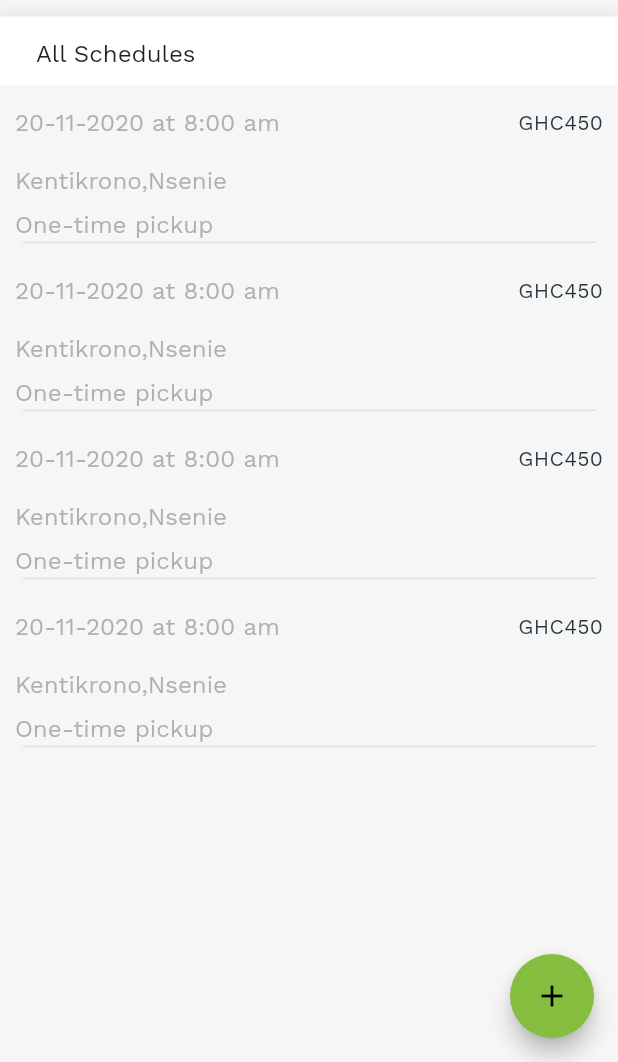
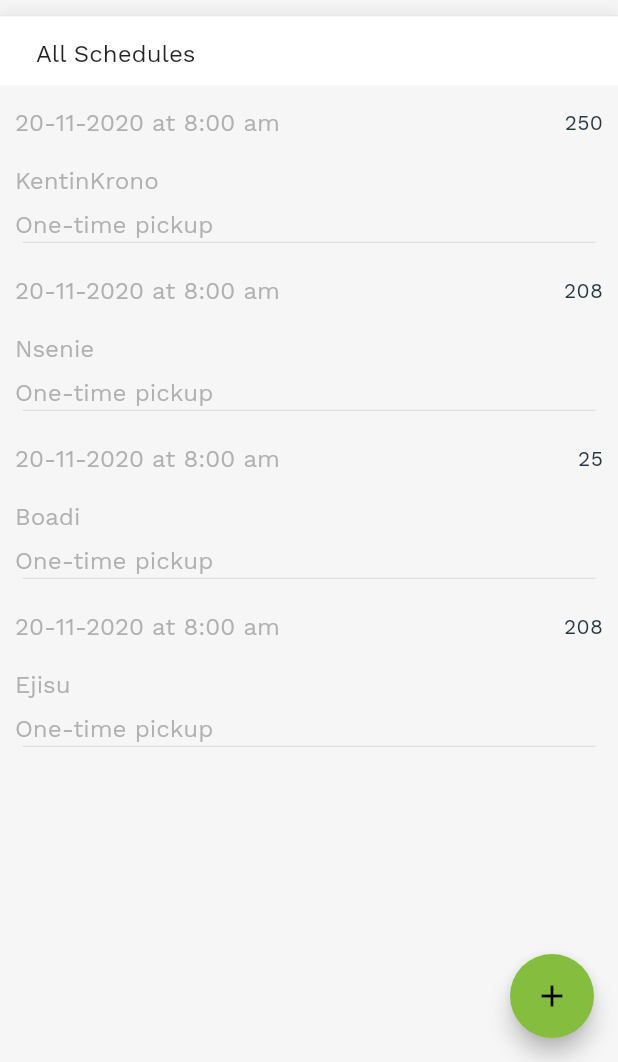
Before and after one commit to phil196000/trashsmart-client-app, a Flutter app: the Home screen opened directly, after a tap on "Schedule", on a phone screen of 412 x 824 dp, the part 174-1236 px from its top. Run offline on Flutter 3.47's test engine with Material 2 defaults, Android fonts, the phone set to English and light mode, and no system bars; our stand-ins replace flutter_svg, font_awesome_flutter, get_it, modal_bottom_sheet, stacked; missing offline and left inert: adobe_xd.

Commit message:
cleanup on products and schedule

```diff
--- a/lib/Screens/home/Home.dart
+++ b/lib/Screens/home/Home.dart
@@ -43,19 +43,19 @@ class Home extends StatelessWidget {
       padding: EdgeInsets.symmetric(horizontal: 20),
       child: Wrap(
         children: <Widget>[
-          ServiceCard(
-              label: "Request",
-              icon: Icon(
-                Icons.lock_clock,
-                size: 50,
-              ),
-              onPressed: () {
-                Navigator.push(
-                    context,
-                    MaterialPageRoute(
-                      builder: (context) => ScheduleHomeScreen(),
-                    ));
-              }),
+          // ServiceCard(
+          //     label: "Request",
+          //     icon: Icon(
+          //       Icons.lock_clock,
+          //       size: 50,
+          //     ),
+          //     onPressed: () {
+          //       Navigator.push(
+          //           context,
+          //           MaterialPageRoute(
+          //             builder: (context) => ScheduleHomeScreen(),
+          //           ));
+          //     }),
           ServiceCard(
               label: "Schedule",
               icon: Icon(
@@ -112,7 +112,7 @@ class Home extends StatelessWidget {
                 crossAxisAlignment: CrossAxisAlignment.start,
                 children: [
                   IconButton(
-                      iconSize: 50, icon: Icon(Icons.person), onPressed: () {}),
+                      iconSize: 30, icon: Icon(Icons.person), onPressed: () {}),
                   Text("Afua Opare-Baidu")
                 ],
               ),
--- a/lib/Screens/schedule/data/schedule.dart
+++ b/lib/Screens/schedule/data/schedule.dart
@@ -3,11 +3,9 @@ class Schedule {
     this.name = '',
     this.time = 0,
     this.money = 0,
-    this.rating = 0.0,
   });
 
   String name;
   int time;
   int money;
-  double rating;
 }
--- a/lib/Screens/schedule/schedule_viewmodel.dart
+++ b/lib/Screens/schedule/schedule_viewmodel.dart
@@ -9,28 +9,24 @@ import 'package:trashsmart/Screens/schedule/data/schedule.dart';
 class ScheduleViewModel extends BaseViewModel {
   List<Schedule> get popularSchedules => <Schedule>[
         Schedule(
-          name: 'App Design Course',
+          name: 'KentinKrono',
+          time: 12,
+          money: 250,
+        ),
+        Schedule(
+          name: 'Nsenie',
+          time: 28,
+          money: 208,
+        ),
+        Schedule(
+          name: 'Boadi',
           time: 12,
           money: 25,
-          rating: 4.8,
         ),
         Schedule(
-          name: 'Web Design Course',
+          name: 'Ejisu',
           time: 28,
           money: 208,
-          rating: 4.9,
-        ),
-        Schedule(
-          name: 'App Design Course',
-          time: 12,
-          money: 25,
-          rating: 4.8,
-        ),
-        Schedule(
-          name: 'Web Design Course',
-          time: 28,
-          money: 208,
-          rating: 4.9,
         ),
       ];
 
--- a/lib/Screens/schedule/widgets/schedule_card.dart
+++ b/lib/Screens/schedule/widgets/schedule_card.dart
@@ -34,7 +34,7 @@ class ScheduleCard extends StatelessWidget {
                         fontSize: 16,
                         color: Colors.grey.withOpacity(0.8)),
                   ),
-                  Text('GHC450', style: AppTheme.body2),
+                  Text(schedule.money.toString(), style: AppTheme.body2),
                 ],
               ),
               SizedBox(
@@ -43,7 +43,7 @@ class ScheduleCard extends StatelessWidget {
               Row(
                 children: [
                   Text(
-                    'Kentikrono,Nsenie',
+                    schedule.name,
                     style: TextStyle(
                         fontWeight: FontWeight.w400,
                         fontSize: 16,
--- a/lib/Screens/schedule/widgets/schedule_list_view.dart
+++ b/lib/Screens/schedule/widgets/schedule_list_view.dart
@@ -164,7 +164,7 @@ class ScheduleView extends StatelessWidget {
                                                   child: Row(
                                                     children: <Widget>[
                                                       Text(
-                                                        '${schedule.rating}',
+                                                        'Initially Has Rating',
                                                         textAlign:
                                                             TextAlign.left,
                                                         style: TextStyle(
--- a/lib/core/services/schedule.service.dart
+++ b/lib/core/services/schedule.service.dart
@@ -1,6 +1,8 @@
 import 'package:stacked/stacked.dart';
 
 class ScheduleService with ReactiveServiceMixin {
+//  Write all Firebase Logic Here
+
   ScheduleService() {
     print("Schedule Service Started");
   }
```
Also changed, not shown: lib/Screens/market/market.dart (+25 -66 lines), lib/Screens/market/market_viewmodel.dart (added, +43 -0 lines), lib/Screens/market/widget/market_card.dart (+15 -7 lines), lib/Screens/product_details/product_details.dart (+11 -8 lines), lib/core/models/product.dart (added, +8 -0 lines).
